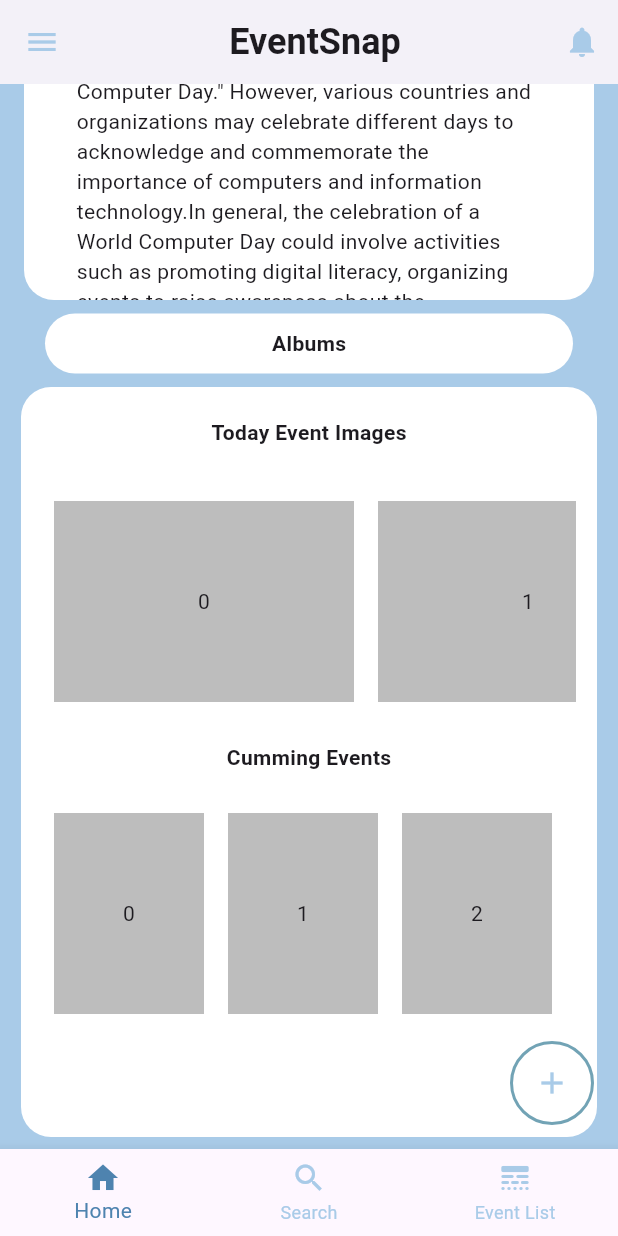
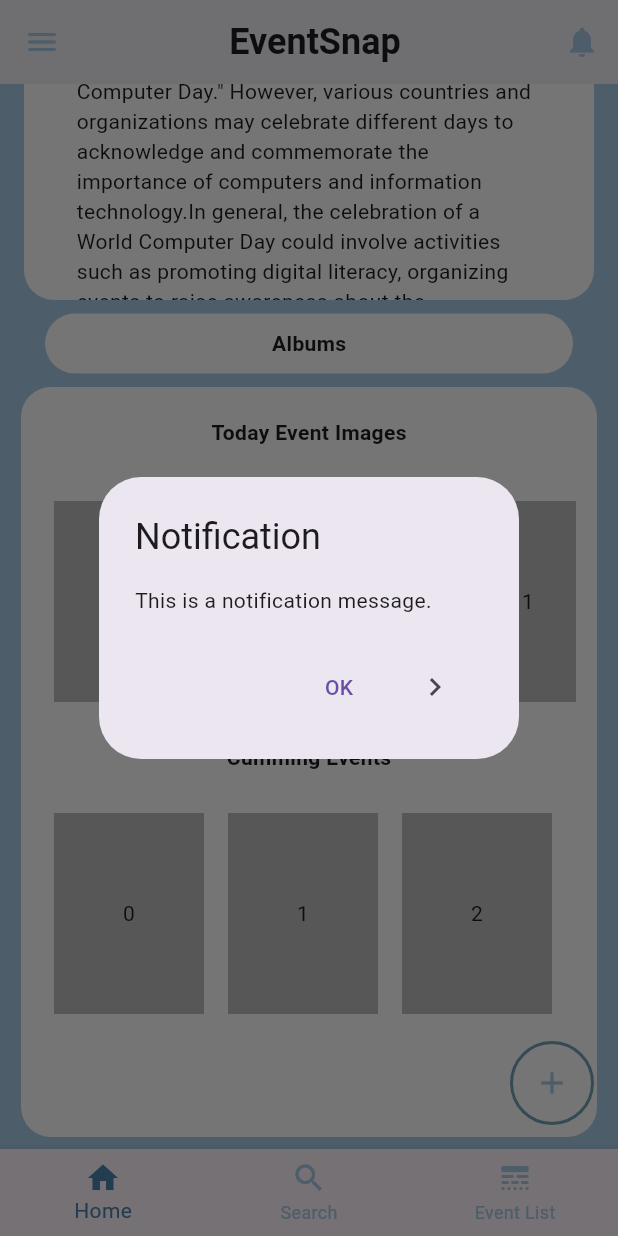
Before and after one commit to muhammedzuhairmk/FYProject, a Flutter app: the screen it shows after launch, scrolled down 403 dp, after a tap on the "notifications" icon, on a phone screen of 412 x 824 dp. Run offline on Flutter 3.47's test engine with Material 3 defaults, Android fonts, the phone set to English and light mode, and no system bars; our stand-ins replace carousel_slider; network calls fail; key blocks and very long unbroken strings in the code were emptied for the run.

Commit message:
notification

```diff
--- a/front_end/lib/presentation/home_page/screen_home.dart
+++ b/front_end/lib/presentation/home_page/screen_home.dart
@@ -4,19 +4,18 @@
 import 'package:front_end/presentation/account_page/screen_Account.dart';
 import 'package:front_end/presentation/admin_page/admin_panel.dart';
 import 'package:front_end/presentation/home_page/widgets/main_container.dart';
+import 'package:front_end/presentation/home_page/widgets/notification.dart';
 import '../event_list_page/widget/screen_event_list.dart';
-
 
 class ScreenMain extends StatefulWidget implements PreferredSizeWidget {
   @override
   _AnimatedAppBarState createState() => _AnimatedAppBarState();
 
   @override
-  Size get preferredSize =>const  Size.fromHeight(kToolbarHeight);
+  Size get preferredSize => const Size.fromHeight(kToolbarHeight);
 }
 
 class _AnimatedAppBarState extends State<ScreenMain> {
-
   ScrollController _scrollController = ScrollController();
   bool _isScrolled = false;
 
@@ -52,12 +51,11 @@
                 color: _isScrolled ? Colors.black : backGroundColor,
               ),
               onPressed: () {
-                // Add your search functionality here
+                _showNotificationDialog(context);
               },
             ),
           ],
-          iconTheme:const  IconThemeData(color: backGroundColor)),
-
+          iconTheme: const IconThemeData(color: backGroundColor)),
 
       drawer: Drawer(
         child: ListView(
@@ -83,14 +81,17 @@
                 ),
                 currentAccountPicture: CircleAvatar(
                   child: ClipOval(
-                    child: Image.asset("assets/images/image.jpg",fit:BoxFit.cover,),
+                    child: Image.asset(
+                      "assets/images/image.jpg",
+                      fit: BoxFit.cover,
+                    ),
                   ),
                 ),
                 decoration: BoxDecoration(
                   color: backGroundColor,
                   border: Border.all(
                       width: 2.0,
-                       color:const  Color.fromARGB(255, 114, 163, 181)),
+                      color: const Color.fromARGB(255, 114, 163, 181)),
                   borderRadius: BorderRadius.circular(12),
                   boxShadow: [
                     BoxShadow(
@@ -103,8 +104,6 @@
                 ),
               ),
             ),
-
-
             ListTile(
               leading: const Icon(
                 Icons.account_box,
@@ -114,7 +113,7 @@
                 'Account',
                 style: TextStyle(color: drawertext),
               ),
-             onTap: () {
+              onTap: () {
                 Navigator.push(
                   context,
                   MaterialPageRoute(
@@ -123,8 +122,6 @@
                 );
               },
             ),
-
-
             ListTile(
               leading: const Icon(
                 Icons.list_alt_sharp,
@@ -199,8 +196,8 @@
                 margin: const EdgeInsets.all(75),
                 decoration: BoxDecoration(
                   border: Border.all(
-                    width: 2.0,
-                    color:const  Color.fromARGB(255, 114, 163, 181)),
+                      width: 2.0,
+                      color: const Color.fromARGB(255, 114, 163, 181)),
                   borderRadius: BorderRadius.circular(15),
                 ),
                 child: ListTile(
@@ -235,13 +232,13 @@
         child: const Icon(Icons.add),
       ),
       //appBar: AppBarWidget(),
-      body:const  Center(
+      body: const Center(
         child: MainContainer(),
       ),
     );
   }
 
-
+  //navigation_camara and upload part
   void _showAlertDialog(BuildContext context) {
     showDialog(
       context: context,
@@ -258,7 +255,7 @@
                       children: [
                         IconButton(
                           color: backGroundColor,
-                          hoverColor:const  Color.fromARGB(255, 78, 131, 175),
+                          hoverColor: const Color.fromARGB(255, 78, 131, 175),
                           icon: const Icon(Icons.camera),
                           onPressed: () {
                             // Handle camera icon press
@@ -277,14 +274,14 @@
                       children: [
                         IconButton(
                           color: backGroundColor,
-                          hoverColor:const  Color.fromARGB(255, 78, 131, 175),
-                          icon:const  Icon(Icons.upload),
+                          hoverColor: const Color.fromARGB(255, 78, 131, 175),
+                          icon: const Icon(Icons.upload),
                           onPressed: () {
                             // Handle upload icon press
                             print('Upload icon pressed');
                           },
                         ),
-                       const  Text(
+                        const Text(
                           'Upload',
                           style: TextStyle(
                             color: backGroundColor,
@@ -302,3 +299,40 @@
     );
   }
 }
+
+//notification  part
+void _showNotificationDialog(BuildContext context) {
+  showDialog(
+    context: context,
+    builder: (BuildContext context) {
+      return AlertDialog(
+        title: Text('Notification'),
+        content: Text('This is a notification message.'),
+        actions: <Widget>[
+          Row(
+            mainAxisAlignment: MainAxisAlignment.end,
+            children: [
+              TextButton(
+                onPressed: () {
+                  Navigator.of(context).push(
+                  MaterialPageRoute(
+                    builder: (contex) => ScreenNotification(),
+                  ),
+                );
+                },
+                child: Text('OK'),
+              ),
+                IconButton(
+                  padding: EdgeInsets.symmetric(horizontal: 20),
+                onPressed: () {
+                    builder: (context) => AnotherNotificationPage();
+                },
+                icon: Icon(Icons.navigate_next),
+              ),
+            ],
+          ),
+        ],
+      );
+    },
+  );
+}
```
Also changed, not shown: back_end/package.json (added, +15 -0 lines), front_end/lib/presentation/admin_page/admin_panel.dart (+9 -7 lines), back_end/package-lock.json (added).
